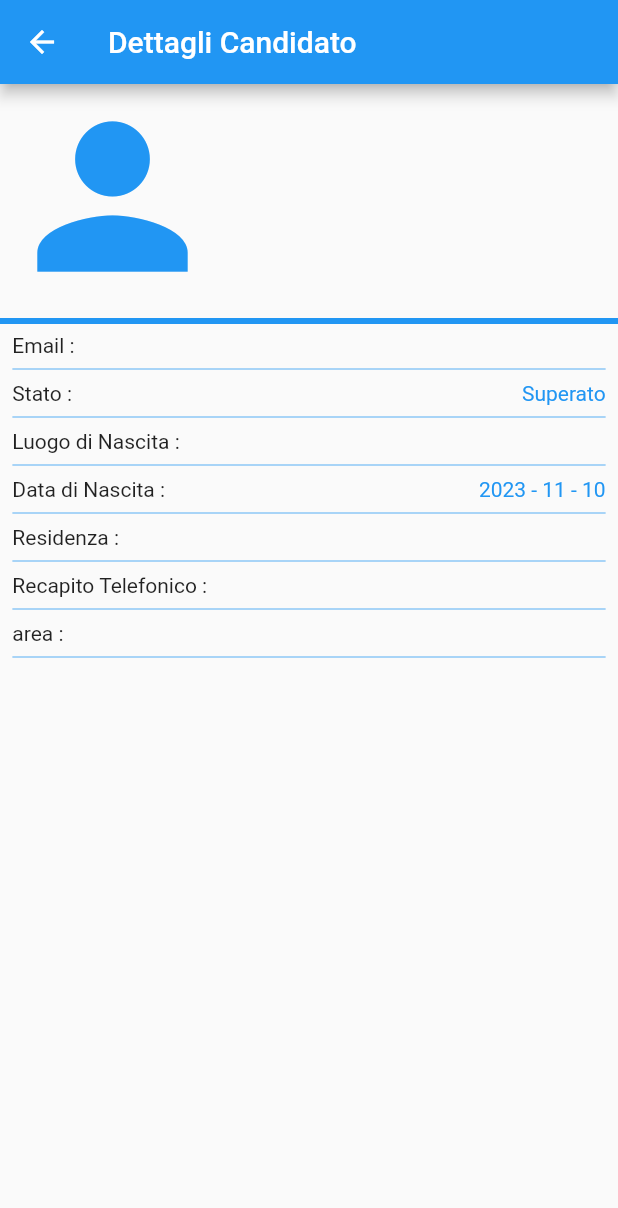
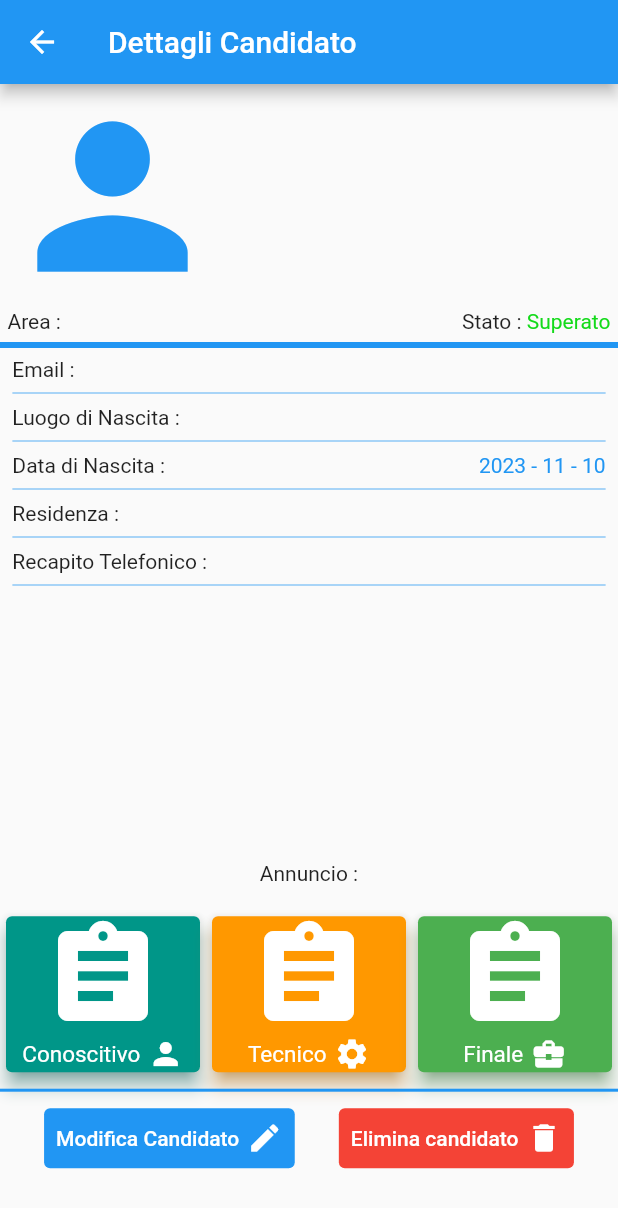
Before and after one commit to GiovanniCipolla/solving-recruitment-flutter, a Flutter app: the CandidatoDetailScreen screen opened directly with empty values, on a phone screen of 412 x 824 dp. Shown: the top 1208 px of the screen. Run offline on Flutter 3.47's test engine with Material 2 defaults, Android fonts, the phone set to English and light mode, and no system bars; our stand-ins replace fl_chart.

Commit message:
impelemtazione detail candidato

```diff
--- a/lib/costants.dart
+++ b/lib/costants.dart
@@ -2,7 +2,7 @@ import 'package:flutter/material.dart';
 import 'package:solving_recruitment_flutter/models/candidato.dart';
 import 'package:solving_recruitment_flutter/models/colloquio.dart';
 
-const urlAPI = 'http://192.168.5.220:8080/api';
+const urlAPI = 'http://192.168.1.233:8080/api';
 
 void showConfirmationDialog(BuildContext context, String title,
     String description, VoidCallback onConfirm) {
@@ -83,5 +83,5 @@ Map<Stato, Icon> statoCandidatoIconMap = {
       const Icon(Icons.check, color: Color.fromARGB(255, 20, 218, 27)),
   Stato.RIFIUTATO:
       const Icon(Icons.close, color: Color.fromARGB(255, 209, 65, 55)),
-  Stato.IN_ATTESA: const Icon(Icons.watch_later, color: Colors.white),
+  Stato.IN_ATTESA:  const Icon(Icons.watch_later, color: Color.fromARGB(255, 217, 230, 74)),
 };
--- a/lib/screens/candidato_screens/candidato_detail_screen.dart
+++ b/lib/screens/candidato_screens/candidato_detail_screen.dart
@@ -3,6 +3,7 @@ import 'package:solving_recruitment_flutter/costants.dart';
 import 'package:solving_recruitment_flutter/data/size.dart';
 import 'package:solving_recruitment_flutter/models/candidato.dart';
 import 'package:solving_recruitment_flutter/widgets/annuncio_widgets/annuncio_detail_item.dart';
+import 'package:solving_recruitment_flutter/widgets/candidato_widgets/candidato_detail_colloqui_item.dart';
 
 class CandidatoDetailScreen extends StatelessWidget {
   const CandidatoDetailScreen({super.key, required this.candidato});
@@ -15,7 +16,7 @@ class CandidatoDetailScreen extends StatelessWidget {
       appBar: AppBar(
         title: const Text('Dettagli Candidato'),
       ),
-      body: Column(children: [
+      body: Column(crossAxisAlignment: CrossAxisAlignment.start, children: [
         Row(
           children: [
             Icon(
@@ -39,6 +40,36 @@ class CandidatoDetailScreen extends StatelessWidget {
             ])
           ],
         ),
+        Row(mainAxisAlignment: MainAxisAlignment.spaceBetween, children: [
+          Row(
+            mainAxisAlignment: MainAxisAlignment.spaceBetween,
+            children: [
+              const SizedBox(
+                width: 5,
+              ),
+              const Text('Area : '),
+              Text(
+                candidato.annuncio!.area!.denominazione ?? "Area mancante",
+                style: TextStyle(
+                  color: Theme.of(context).colorScheme.primary,
+                ),
+              ),
+            ],
+          ),
+          Row(mainAxisAlignment: MainAxisAlignment.spaceBetween, children: [
+            const Text('Stato : '),
+            Text(
+              candidato.stato != null
+                  ? statoCandidatoMap[candidato.stato] ?? "Valore di fallback"
+                  : "Stato mancante",
+              style: TextStyle(
+                  color: statoCandidatoIconMap[candidato.stato]!.color),
+            ),
+            const SizedBox(
+              width: 5,
+            ),
+          ])
+        ]),
         Divider(
           color: Theme.of(context).colorScheme.primary,
           thickness: 4,
@@ -51,12 +82,6 @@ class CandidatoDetailScreen extends StatelessWidget {
                   title: "Email",
                   description: candidato.email ?? "Email mancante"),
               AnnuncioDetailItem(
-                  title: "Stato",
-                  description: candidato.stato != null
-                      ? statoCandidatoMap[candidato.stato] ??
-                          "Valore di fallback"
-                      : "Stato mancante"),
-              AnnuncioDetailItem(
                 title: 'Luogo di Nascita',
                 description:
                     candidato.luogoDiNascita ?? "Luogo di Nascita mancante",
@@ -67,54 +92,101 @@ class CandidatoDetailScreen extends StatelessWidget {
                       ? " ${candidato.dataDiNascita!.year} - ${candidato.dataDiNascita!.month} - ${candidato.dataDiNascita!.day}"
                       : 'Data di Nascita mancante'),
               AnnuncioDetailItem(
-                title : 'Residenza',
+                title: 'Residenza',
                 description: candidato.residenza ?? "Residenza mancante",
               ),
               AnnuncioDetailItem(
                 title: 'Recapito Telefonico',
-                description: candidato.recapitoTelefonico ?? "Recapito Telefonico mancante",
+                description: candidato.recapitoTelefonico ??
+                    "Recapito Telefonico mancante",
               ),
-              AnnuncioDetailItem(title: 'area', description: candidato.annuncio!.area!.denominazione != null ?  candidato.annuncio!.area!.denominazione! : "Area mancante"),
             ],
           ),
         ),
+        const Spacer(),
+        Row(
+          mainAxisAlignment: MainAxisAlignment.center,
+          children: [
+            const Text(' Annuncio : '),
+            Text(candidato.annuncio!.titolo ?? "Titolo mancante", style: TextStyle(color: Theme.of(context).colorScheme.primary),),
+          ],
+        ),
+        SizedBox(
+          height: heightSize(context) * 0.02,
+        ),
+        const Row(
+          children: [
+          Expanded(
+              child: CandidatoDetailColloquiItem(
+                  title: 'Conoscitivo',
+                  color: Colors.teal,
+                  icon: Icon(
+                    Icons.person,
+                  ))),
+          Expanded(
+              child: CandidatoDetailColloquiItem(
+                  title: 'Tecnico',
+                  color: Colors.orange,
+                  icon: Icon(
+                    Icons.settings,
+                  ))),
+          Expanded(
+              child: CandidatoDetailColloquiItem(
+                  title: 'Finale',
+                  color: Colors.green,
+                  icon: Icon(
+                    Icons.business_center,
+                  ))),
+        ]),
+        Divider(
+          color: Theme.of(context).colorScheme.primary,
+          thickness: 2,
+        ),
+        Row(
+          mainAxisAlignment: MainAxisAlignment.spaceEvenly,
+          children: [
+            TextButton(
+              style: TextButton.styleFrom(
+                backgroundColor: Theme.of(context).colorScheme.primary,
+                foregroundColor: Theme.of(context).colorScheme.onPrimary,
+              ),
+              onPressed: () {},
+              child: const Row(
+                children: [
+                  Text('Modifica Candidato'),
+                  SizedBox(
+                    width: 5,
+                  ),
+                  Icon(
+                    Icons.edit,
+                  )
+                ],
+              ),
+            ),
+            TextButton(
+              style: TextButton.styleFrom(
+                backgroundColor: Colors.red,
+                foregroundColor: Theme.of(context).colorScheme.onPrimary,
+              ),
+              onPressed: () {},
+              child: const Row(
+                children: [
+                  Text('Elimina candidato'),
+                  SizedBox(
+                    width: 5,
+                  ),
+                  Icon(
+                    Icons.delete,
+                  )
+                ],
+              ),
+            ),
+          ],
+        ),
+        SizedBox(
+          height: heightSize(context) * 0.05,
+        )
       ]),
-      // body: Padding(
-      //   padding: const EdgeInsets.all(16.0),
-      //   child: Column(
-      //     crossAxisAlignment: CrossAxisAlignment.start,
-      //     children: [
-      //       Text('Nome: ${candidato.nome} ${candidato.cognome}'),
-      //       Text('Email: ${candidato.email}'),
-      //       SizedBox(height: 16),
-      //       Text('Dettagli aggiuntivi:', style: TextStyle(fontSize: 18, fontWeight: FontWeight.bold)),
-      //       SizedBox(height: 8),
-      //       Text('Luogo di Nascita: ${candidato.luogoDiNascita}'),
-      //       Text('Data di Nascita: ${candidato.dataDiNascita?.toLocal()}'),
-      //       Text('Residenza: ${candidato.residenza}'),
-      //       Text('Recapito Telefonico: ${candidato.recapitoTelefonico}'),
-      //       Text('Categoria Protetta: ${candidato.categoriaProtetta ?? false ? 'Sì' : 'No'}'),
-      //       Text('RAL: ${candidato.ral}'),
-      //       Text('Seniority: ${candidato.seniority?.toString().split('.').last ?? 'N/A'}'),
-      //       Text('Disponibilità Lavoro: ${candidato.disponibilitaLavoro?.toString().split('.').last ?? 'N/A'}'),
-      //       Text('Data Primo Contatto: ${candidato.dataPrimoContatto?.toLocal()}'),
-      //       Text('Percorso Academy: ${candidato.percorsoAcademy?.toString().split('.').last ?? 'N/A'}'),
-      //       Text('Note: ${candidato.note ?? 'N/A'}'),
-      //       SizedBox(height: 16),
-      //       Text('Tecnologie Conosciute:', style: TextStyle(fontSize: 18, fontWeight: FontWeight.bold)),
-      //       Column(
-      //         crossAxisAlignment: CrossAxisAlignment.start,
-      //         children: candidato.tecnologieConosciute?.map((tecnologia) => Text(tecnologia)).toList() ?? [],
-      //       ),
-      //       SizedBox(height: 16),
-      //       Text('Soft Skills:', style: TextStyle(fontSize: 18, fontWeight: FontWeight.bold)),
-      //       Column(
-      //         crossAxisAlignment: CrossAxisAlignment.start,
-      //         children: candidato.softSkills?.map((softSkill) => Text(softSkill)).toList() ?? [],
-      //       ),
-      //     ],
-      //   ),
-      // ),
     );
   }
 }
--- /dev/null
+++ b/lib/widgets/candidato_widgets/candidato_detail_colloqui_item.dart
@@ -0,0 +1,31 @@
+import 'package:flutter/material.dart';
+
+class CandidatoDetailColloquiItem extends StatelessWidget {
+  const CandidatoDetailColloquiItem({super.key, required this.title, required this.color, required this.icon});
+
+  final String title;
+  final Color color;
+  final Icon icon;
+
+  @override
+  Widget build(BuildContext context) {
+    return Card(
+      elevation: 5,
+      shadowColor: color,
+      color: color,
+      child: Column(
+        children: [
+          Icon(Icons.assignment, color: Theme.of(context).colorScheme.onPrimary, size: 80,),
+          Row(
+            mainAxisAlignment: MainAxisAlignment.center,
+            children: [
+              Text(title, style: TextStyle(color: Theme.of(context).colorScheme.onPrimary, fontSize: 15),),
+              const SizedBox(width: 5,),
+              Icon(icon.icon, color: Theme.of(context).colorScheme.onPrimary),
+            ],
+          )
+        ],
+      )
+      );
+  }
+}
```
